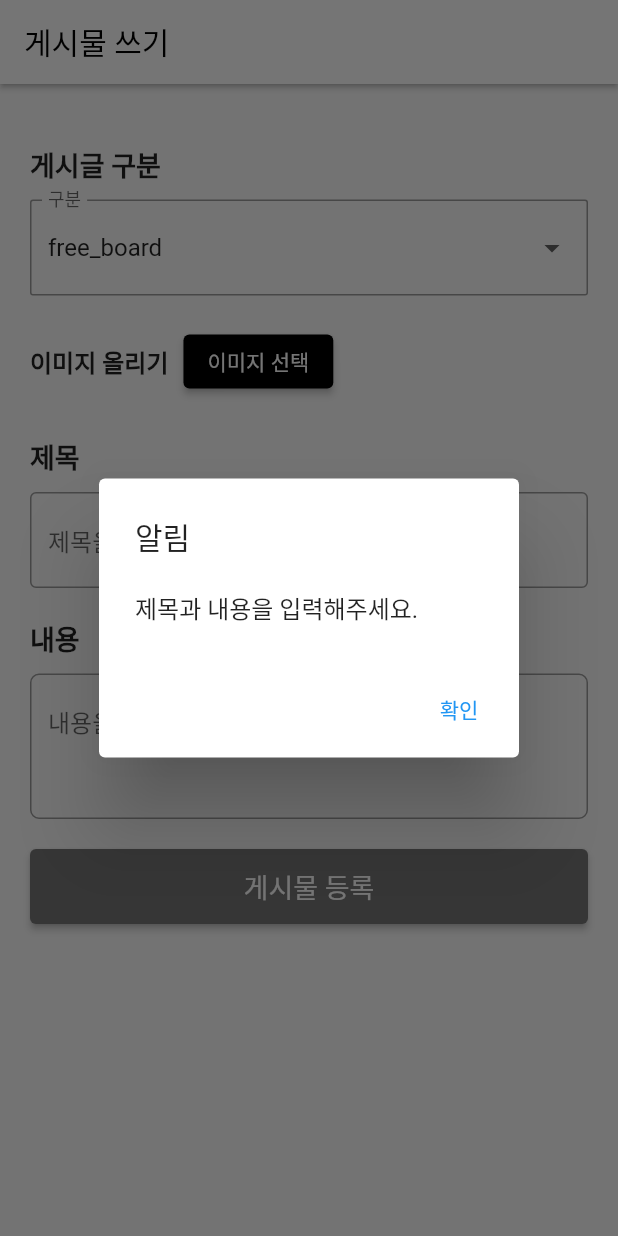
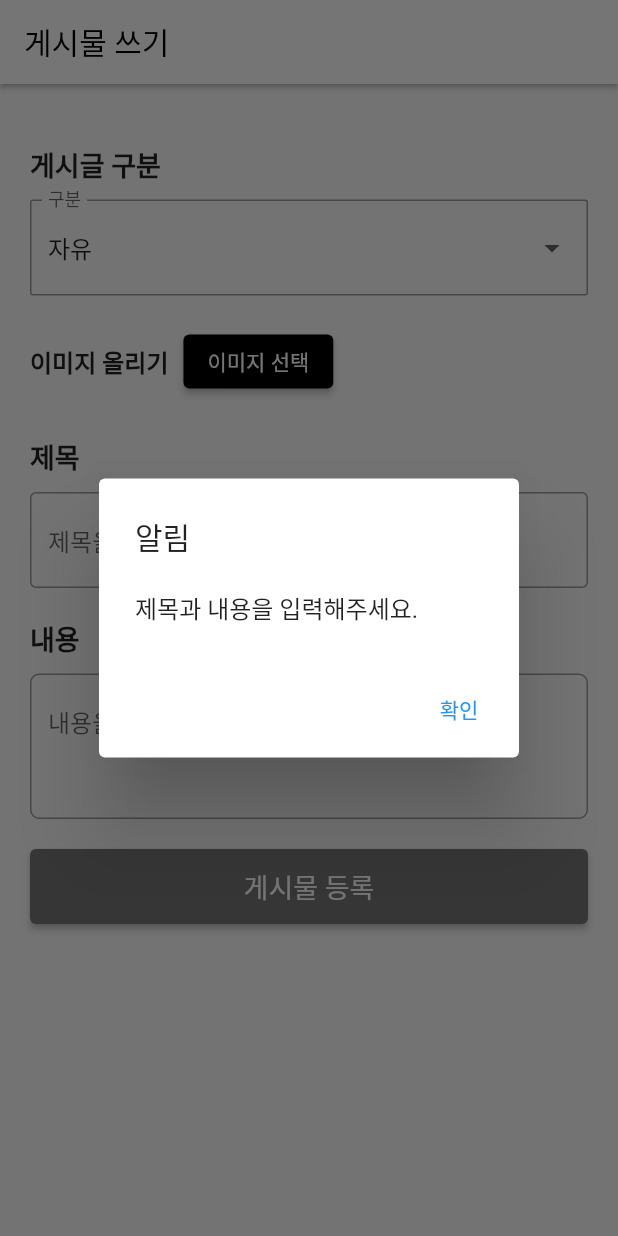
Before and after one commit to lcs9912/flutter_teamPro_indieSpot, a Flutter app: the BoardAdd screen opened directly, after a tap on "게시물 등록", on a phone screen of 412 x 824 dp. Run offline on Flutter 3.47's test engine with Material 2 defaults, Android fonts, the light colour scheme and no system bars; our stand-ins replace cached_network_image, cloud_firestore, firebase_core, firebase_storage, flutter_rating_bar, flutter_speed_dial and 5 more; missing offline and left inert: flutter_image, iamport_flutter; accounts and stored records are empty; Roboto replaces fonts that are missing (Noto_Serif_KR).

Commit message:
Board Commit

```diff
--- a/lib/boardAdd.dart
+++ b/lib/boardAdd.dart
@@ -3,8 +3,6 @@ import 'package:flutter/material.dart';
 import 'package:cloud_firestore/cloud_firestore.dart';
 import 'package:indie_spot/boardList.dart';
 import 'package:provider/provider.dart';
-import 'package:firebase_core/firebase_core.dart';
-import 'firebase_options.dart';
 import 'package:indie_spot/userModel.dart';
 import 'package:image_picker/image_picker.dart';
 import 'package:firebase_storage/firebase_storage.dart';
@@ -57,26 +55,26 @@ class _BoardAddState extends State<BoardAdd> {
   void _addBoard() async {
     String? _userId = Provider.of<UserModel>(context, listen: false).userId;
 
-    if (_selectedCategory == null) {
-      showDialog(
-        context: context,
-        builder: (BuildContext context) {
-          return AlertDialog(
-            title: Text('알림'),
-            content: Text('게시글 구분을 선택해주세요.'),
-            actions: [
-              TextButton(
-                onPressed: () {
-                  Navigator.of(context).pop();
-                },
-                child: Text('확인'),
-              ),
-            ],
-          );
-        },
-      );
-      return;
-    }
+    // if (_selectedCategory == null) {
+    //   showDialog(
+    //     context: context,
+    //     builder: (BuildContext context) {
+    //       return AlertDialog(
+    //         title: Text('알림'),
+    //         content: Text('게시글 구분을 선택해주세요.'),
+    //         actions: [
+    //           TextButton(
+    //             onPressed: () {
+    //               Navigator.of(context).pop();
+    //             },
+    //             child: Text('확인'),
+    //           ),
+    //         ],
+    //       );
+    //     },
+    //   );
+    //   return;
+    // }
 
     if (_title.text.isEmpty || _content.text.isEmpty) {
       showDialog(
@@ -116,7 +114,18 @@ class _BoardAddState extends State<BoardAdd> {
         }
       );
 
+      DocumentReference userRef = await _fs.collection('userList').doc(_userId).collection('board').add(
+        {
+          'title': _title.text,
+          'content': _content.text,
+          'createDate': FieldValue.serverTimestamp(),
+          'userId' : _userId,
+          'cnt' : 0
+        }
+      );
+
       String boardID = boardRef.id;
+      String userID = userRef.id;
 
       //서브 콜렉션에 이미지 추가'
       if (imageUrl != null) {
@@ -125,6 +134,12 @@ class _BoardAddState extends State<BoardAdd> {
               'DELETE_YN' : 'N',
               'PATH' : imageUrl,
             }
+        );
+        await _fs.collection('userList').doc(_userId).collection('board').doc(userID).collection('image').add(
+          {
+            'DELETE_YN' : 'N',
+            'PATH' : imageUrl,
+          }
         );
       }
 
@@ -137,7 +152,7 @@ class _BoardAddState extends State<BoardAdd> {
         _content.clear();
         _selectedImage = null;
       });
-      Navigator.pushReplacement(
+      Navigator.push(
           context,
           MaterialPageRoute(builder: (context) => BoardList())
       );
@@ -217,14 +232,20 @@ class _BoardAddState extends State<BoardAdd> {
                     _selectedCategory = newValue!;
                   });
                 },
-                items: [ 'free_board', 'concert_board', 'team_board']
-                    .map<DropdownMenuItem<String>>(
-                      (String value) => DropdownMenuItem<String>(
-                    value: value,
-                    child: Text(value),
+                items: [
+                  DropdownMenuItem<String>(
+                    value: 'free_board',
+                    child: Text('자유'),
                   ),
-                )
-                    .toList(),
+                  DropdownMenuItem<String>(
+                    value: 'team_board',
+                    child: Text('팀모집'),
+                  ),
+                  DropdownMenuItem<String>(
+                    value: 'concert_board',
+                    child: Text('함께공연'),
+                  ),
+                ],
                 decoration: InputDecoration(
                   labelText: "구분",
                   border: OutlineInputBorder(
```
Also changed, not shown: lib/boardList.dart (+50 -14 lines), lib/boardView.dart (+41 -8 lines).
